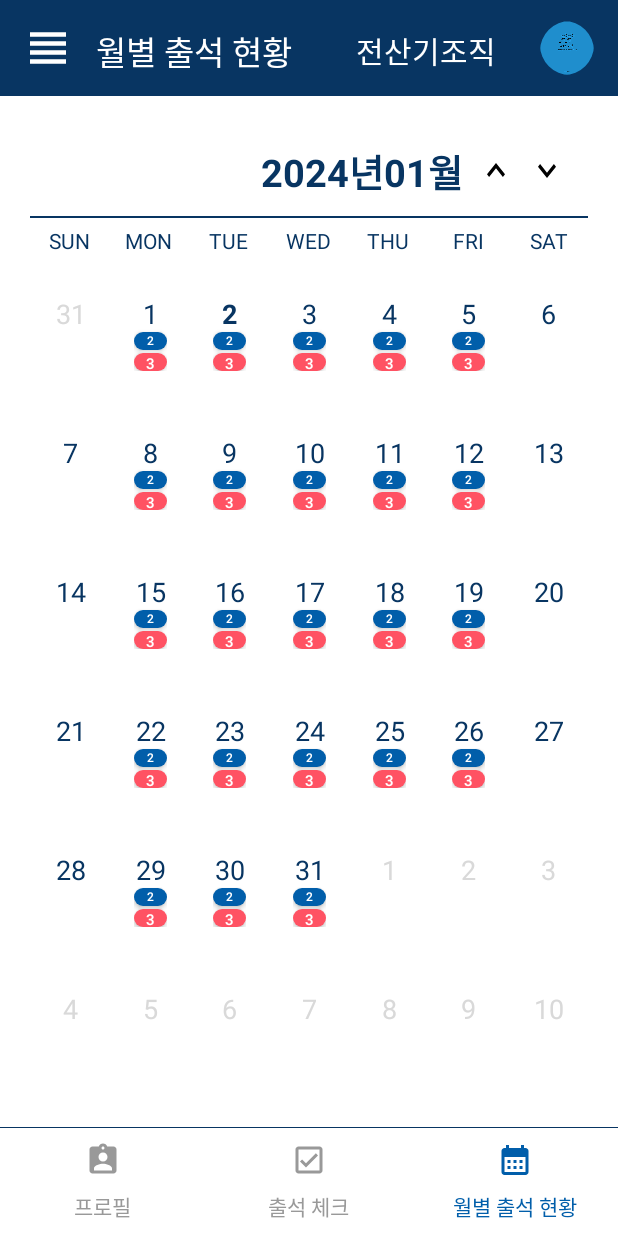
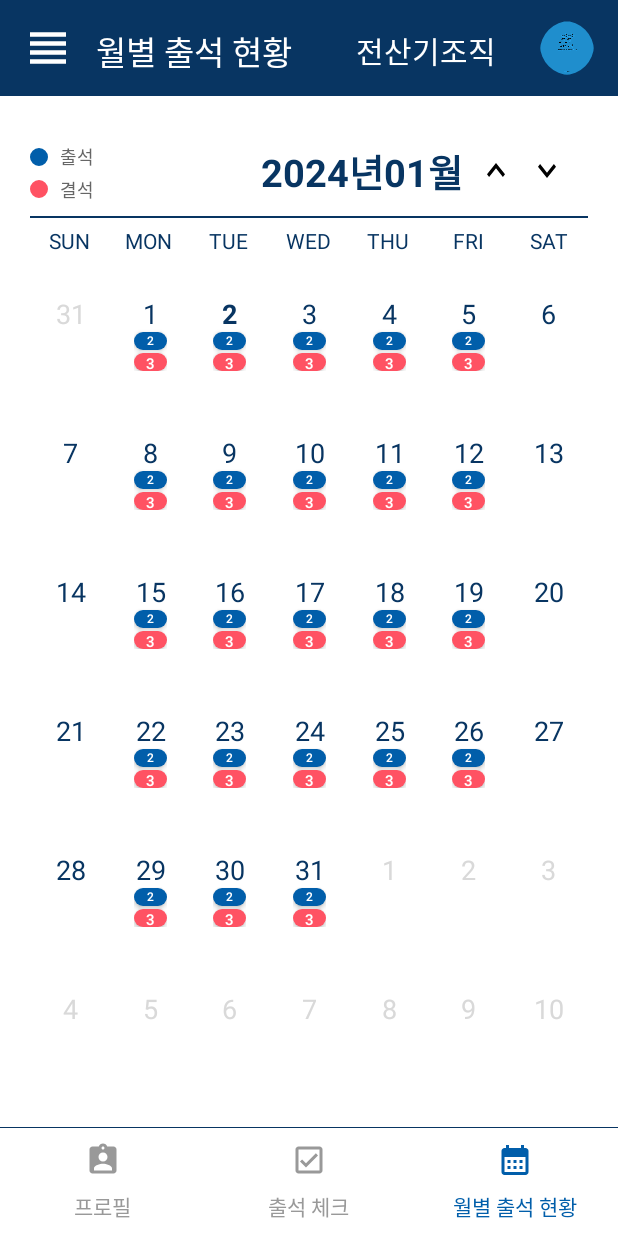
Before and after one commit to jiseop9083/CheckItOut, an Android app: the screen it shows after launch (MainActivity), item 3 of the bottom bar chosen, on a phone screen of 412 x 824 dp. Run offline under Robolectric (Android 15) with nearby library versions, the phone set to English and light mode, and no system bars.

Commit message:
feat: 다이얼로그 애니메이션, 캘린더 라벨, 학생 프로픨 추가

```diff
--- a/app/src/main/java/com/example/madcampweek1/CalendarDialogFragment.kt
+++ b/app/src/main/java/com/example/madcampweek1/CalendarDialogFragment.kt
@@ -7,6 +7,7 @@ import android.view.View
 import android.view.ViewGroup
 import androidx.fragment.app.DialogFragment
 import android.util.Log
+import android.view.Gravity
 import android.widget.Button
 import android.widget.ImageButton
 import android.widget.TextView
@@ -75,6 +76,7 @@ class CalendarDialogFragment : DialogFragment() {
             dismiss() // 다이얼로그 닫기
         }
 
+
         return view
 
 
@@ -107,6 +109,9 @@ class CalendarDialogFragment : DialogFragment() {
         val layoutParams = dialog.window?.attributes
         layoutParams?.y = - (height * 0.02).toInt() // 상단 마진 값 (원하는 값으로 조절)
 
+        // add animation
+        layoutParams?.windowAnimations = R.style.AnimationPopupStyle
+
         dialog.window?.attributes = layoutParams
         dialog.setCancelable(true)
 
--- a/app/src/main/res/layout/fragment_calendar_page.xml
+++ b/app/src/main/res/layout/fragment_calendar_page.xml
@@ -12,6 +12,62 @@
         android:layout_height="wrap_content"
         android:gravity="end"
         android:orientation="horizontal">
+
+        <LinearLayout
+            android:layout_width="0dp"
+            android:layout_height="wrap_content"
+            android:layout_weight="1"
+            android:orientation="vertical"
+            android:layout_gravity="center_vertical">
+
+            <LinearLayout
+                android:layout_width="wrap_content"
+                android:layout_height="25dp"
+                android:orientation="horizontal">
+
+                <View
+                    android:layout_width="12dp"
+                    android:layout_height="12dp"
+                    android:background="@drawable/circle"
+                    android:backgroundTint="@color/blue"
+                    android:gravity="center"
+                    android:layout_gravity="center_vertical"/>
+
+                <TextView
+                    android:layout_width="wrap_content"
+                    android:layout_height="wrap_content"
+                    android:layout_marginStart="8dp"
+                    android:text="출석"
+                    android:textColor="@color/darkGrey"
+                    android:textSize="12sp"
+                    android:layout_gravity="center_vertical"/>
+            </LinearLayout>
+
+            <LinearLayout
+                android:layout_width="wrap_content"
+                android:layout_height="wrap_content"
+                android:orientation="horizontal">
+
+                <View
+                    android:layout_width="12dp"
+                    android:layout_height="12dp"
+                    android:gravity="center"
+                    android:background="@drawable/circle"
+                    android:backgroundTint="@color/red"
+                    android:layout_gravity="center_vertical"/>
+
+                <TextView
+                    android:layout_width="wrap_content"
+                    android:layout_height="wrap_content"
+                    android:layout_marginStart="8dp"
+                    android:text="결석"
+                    android:textSize="12sp"
+                    android:textColor="@color/darkGrey"
+                    android:layout_gravity="center_vertical"/>
+            </LinearLayout>
+
+
+        </LinearLayout>
 
         <TextView
             android:id="@+id/calendar_year_month_text"
--- a/app/src/main/res/layout/profile_items.xml
+++ b/app/src/main/res/layout/profile_items.xml
@@ -128,9 +128,9 @@
 
             <TextView
                 android:id="@+id/studentID"
-                android:layout_width="100dp"
+                android:layout_width="80dp"
                 android:layout_height="24dp"
-                android:textAlignment="viewStart"
+                android:textAlignment="viewEnd"
                 android:textColor="@color/darkGrey"
                 android:textSize="18dp"
                 app:layout_constraintBottom_toTopOf="@+id/phoneNumber"
--- a/app/src/main/res/values/styles.xml
+++ b/app/src/main/res/values/styles.xml
@@ -14,6 +14,10 @@
         <item name="cornerFamily">rounded</item>
         <item name="cornerSize">20dp</item>
     </style>
+    <style name="AnimationPopupStyle">
+        <item name="android:windowEnterAnimation">@anim/openanim</item>
+        <item name="android:windowExitAnimation">@anim/closeanim</item>
+    </style>
 
 
 </resources>
```
Also changed, not shown: app/src/main/assets/studentInfo.json (+35 -5 lines), app/src/main/res/anim/closeanim.xml (added, +8 -0 lines), app/src/main/res/anim/openanim.xml (added, +12 -0 lines).
